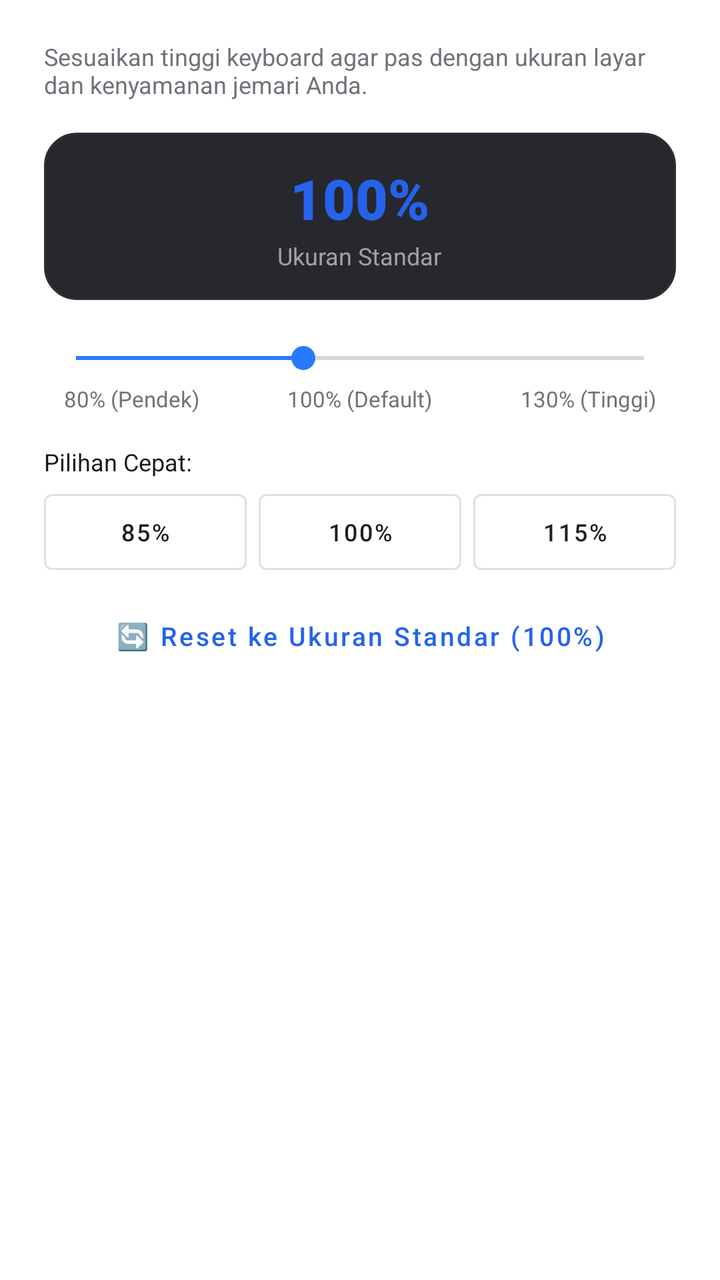
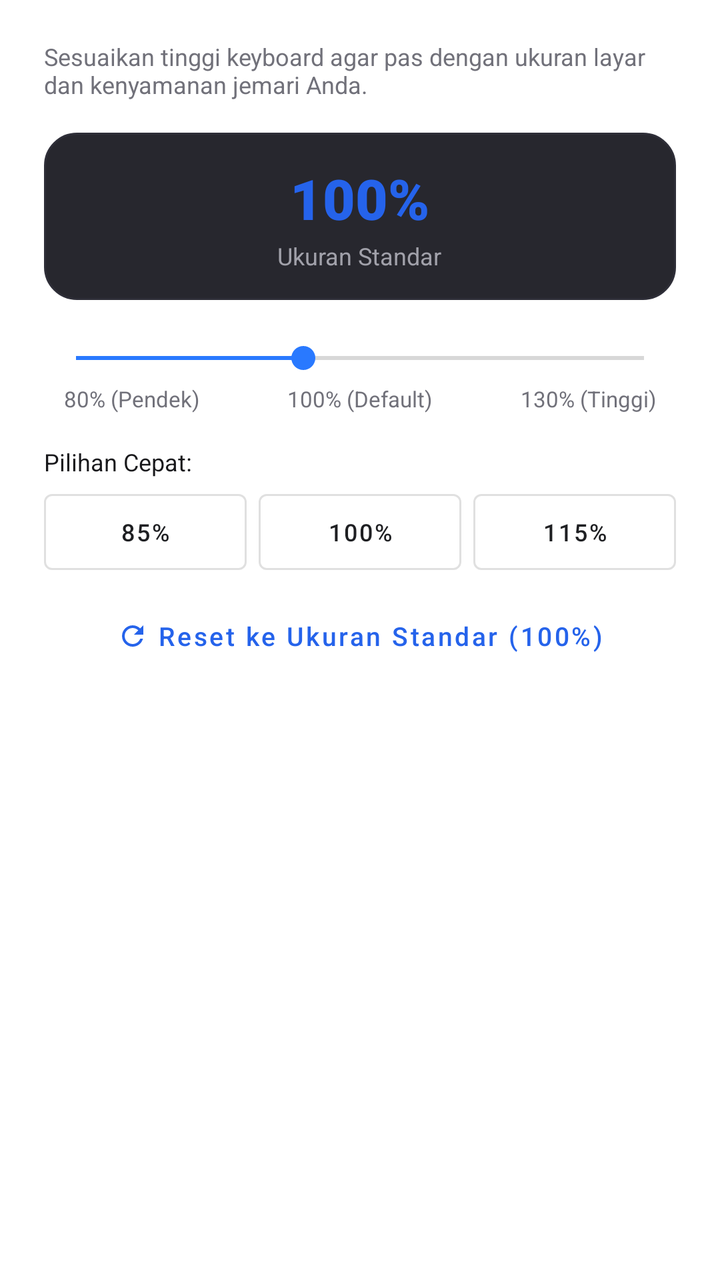

The first picture is an Android layout as it rendered before a commit; the second is the same layout after the commit. The layout source and the unified diff follow.
<!-- AndroidManifest.xml: application theme AppTheme -->
<!-- res/layout/dialog_keyboard_size.xml -->
<?xml version="1.0" encoding="utf-8"?>
<LinearLayout xmlns:android="http://schemas.android.com/apk/res/android"
    xmlns:app="http://schemas.android.com/apk/res-auto"
    android:layout_width="match_parent"
    android:layout_height="wrap_content"
    android:orientation="vertical"
    android:paddingStart="22dp"
    android:paddingTop="20dp"
    android:paddingEnd="22dp"
    android:paddingBottom="16dp">

    
    <TextView
        android:layout_width="wrap_content"
        android:layout_height="wrap_content"
        android:text="Sesuaikan tinggi keyboard agar pas dengan ukuran layar dan kenyamanan jemari Anda."
        android:textColor="@color/bento_text_secondary"
        android:textSize="12sp" />

    
    <LinearLayout
        android:layout_width="match_parent"
        android:layout_height="wrap_content"
        android:layout_marginTop="16dp"
        android:background="@drawable/bg_bento_input_dark"
        android:gravity="center"
        android:orientation="vertical"
        android:paddingTop="14dp"
        android:paddingBottom="14dp">

        <TextView
            android:id="@+id/tvDialogScalePercent"
            android:layout_width="wrap_content"
            android:layout_height="wrap_content"
            android:fontFamily="sans-serif-black"
            android:text="100%"
            android:textColor="@color/bento_blue"
            android:textSize="28sp" />

        <TextView
            android:id="@+id/tvDialogScaleLabel"
            android:layout_width="wrap_content"
            android:layout_height="wrap_content"
            android:layout_marginTop="2dp"
            android:text="Ukuran Standar"
            android:textColor="@color/bento_text_sub_dark"
            android:textSize="12sp" />
    </LinearLayout>

    
    <SeekBar
        android:id="@+id/sbKeyboardScale"
        android:layout_width="match_parent"
        android:layout_height="wrap_content"
        android:layout_marginTop="20dp"
        android:max="50"
        android:progress="20"
        android:splitTrack="false" />

    
    <LinearLayout
        android:layout_width="match_parent"
        android:layout_height="wrap_content"
        android:layout_marginTop="4dp"
        android:orientation="horizontal"
        android:paddingStart="10dp"
        android:paddingEnd="10dp">

        <TextView
            android:layout_width="0dp"
            android:layout_height="wrap_content"
            android:layout_weight="1"
            android:text="80% (Pendek)"
            android:textColor="@color/bento_text_secondary"
            android:textSize="11sp" />

        <TextView
            android:layout_width="wrap_content"
            android:layout_height="wrap_content"
            android:text="100% (Default)"
            android:textColor="@color/bento_text_secondary"
            android:textSize="11sp" />

        <TextView
            android:layout_width="0dp"
            android:layout_height="wrap_content"
            android:layout_weight="1"
            android:gravity="end"
            android:text="130% (Tinggi)"
            android:textColor="@color/bento_text_secondary"
            android:textSize="11sp" />
    </LinearLayout>

    
    <TextView
        android:layout_width="wrap_content"
        android:layout_height="wrap_content"
        android:layout_marginTop="16dp"
        android:fontFamily="sans-serif-bold"
        android:text="Pilihan Cepat:"
        android:textColor="@color/bento_text_primary"
        android:textSize="12sp" />

    <LinearLayout
        android:layout_width="match_parent"
        android:layout_height="wrap_content"
        android:layout_marginTop="8dp"
        android:orientation="horizontal">

        <Button
            android:id="@+id/btnPresetShort"
            style="@style/Widget.MaterialComponents.Button.OutlinedButton"
            android:layout_width="0dp"
            android:layout_height="38dp"
            android:layout_marginEnd="4dp"
            android:layout_weight="1"
            android:insetTop="0dp"
            android:insetBottom="0dp"
            android:text="85%"
            android:textAllCaps="false"
            android:textSize="12sp" />

        <Button
            android:id="@+id/btnPresetNormal"
            style="@style/Widget.MaterialComponents.Button.OutlinedButton"
            android:layout_width="0dp"
            android:layout_height="38dp"
            android:layout_marginStart="2dp"
            android:layout_marginEnd="2dp"
            android:layout_weight="1"
            android:insetTop="0dp"
            android:insetBottom="0dp"
            android:text="100%"
            android:textAllCaps="false"
            android:textSize="12sp" />

        <Button
            android:id="@+id/btnPresetTall"
            style="@style/Widget.MaterialComponents.Button.OutlinedButton"
            android:layout_width="0dp"
            android:layout_height="38dp"
            android:layout_marginStart="4dp"
            android:layout_weight="1"
            android:insetTop="0dp"
            android:insetBottom="0dp"
            android:text="115%"
            android:textAllCaps="false"
            android:textSize="12sp" />
    </LinearLayout>

    
    <Button
        android:id="@+id/btnResetScale"
        style="@style/Widget.MaterialComponents.Button.TextButton"
        android:layout_width="match_parent"
        android:layout_height="42dp"
        android:layout_marginTop="12dp"
        android:insetTop="0dp"
        android:insetBottom="0dp"
        android:text="🔄 Reset ke Ukuran Standar (100%)"
        android:textAllCaps="false"
        android:textColor="@color/bento_blue"
        android:textSize="13sp" />

</LinearLayout>
<!-- resources referenced by this layout -->
<resources>
  <color name="bento_blue">#2563EB</color>
  <color name="bento_text_primary">#18181B</color>
  <color name="bento_text_secondary">#71717A</color>
  <color name="bento_text_sub_dark">#A1A1AA</color>
  <!-- drawable bg_bento_input_dark (drawable) -->
  <?xml version="1.0" encoding="utf-8"?>
  <shape xmlns:android="http://schemas.android.com/apk/res/android"
      android:shape="rectangle">
      <solid android:color="@color/bento_matte_black_surface" />
      <corners android:radius="16dp" />
      <stroke
          android:width="1dp"
          android:color="@color/bento_matte_black_border" />
  </shape>
  <style name="AppTheme" parent="Theme.MaterialComponents.DayNight.DarkActionBar">
          
          <item name="colorPrimary">@color/colorPrimary</item>
          <item name="colorPrimaryDark">@color/colorPrimaryDark</item>
          <item name="colorAccent">@color/colorAccent</item>
      </style>
  <color name="bento_matte_black_surface">#27272E</color>
  <color name="bento_matte_black_border">#2E2E38</color>
  <color name="colorPrimary">#1E1F22</color>
  <color name="colorPrimaryDark">#141517</color>
  <color name="colorAccent">#2979FF</color>
</resources>

<!-- the commit's change to res/layout/dialog_keyboard_size.xml (unified diff, before → after) -->
@@ -157,7 +157,11 @@
         android:layout_marginTop="12dp"
         android:insetTop="0dp"
         android:insetBottom="0dp"
-        android:text="🔄 Reset ke Ukuran Standar (100%)"
+        app:icon="@drawable/ic_reset"
+        app:iconGravity="textStart"
+        app:iconSize="16dp"
+        app:iconTint="@color/bento_blue"
+        android:text="Reset ke Ukuran Standar (100%)"
         android:textAllCaps="false"
         android:textColor="@color/bento_blue"
         android:textSize="13sp" />
<!-- resource entries referenced after the edit -->
@@ -14,6 +14,16 @@
           android:width="1dp"
           android:color="@color/bento_matte_black_border" />
   </shape>
+  <!-- drawable ic_reset (drawable) -->
+  <vector xmlns:android="http://schemas.android.com/apk/res/android"
+      android:width="24dp"
+      android:height="24dp"
+      android:viewportWidth="24"
+      android:viewportHeight="24">
+    <path
+        android:fillColor="#FFFFFFFF"
+        android:pathData="M17.65,6.35C16.2,4.9 14.21,4 12,4c-4.42,0 -7.99,3.58 -7.99,8s3.57,8 7.99,8c3.73,0 6.84,-2.55 7.73,-6h-2.08c-0.82,2.33 -3.04,4 -5.65,4 -3.31,0 -6,-2.69 -6,-6s2.69,-6 6,-6c1.66,0 3.14,0.69 4.22,1.78L13,11h7V4l-2.35,2.35z"/>
+  </vector>
   <style name="AppTheme" parent="Theme.MaterialComponents.DayNight.DarkActionBar">
           
           <item name="colorPrimary">@color/colorPrimary</item>
